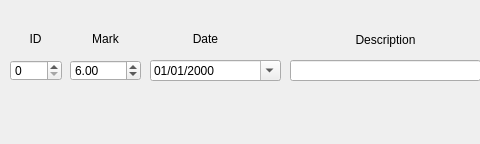
Above: sources/upMK.ui from ice-bit/registro before the change; both pictures show x 0 to 480 and y 0 to 144 of the 741 by 144 pixel window. Below: the same form after it.
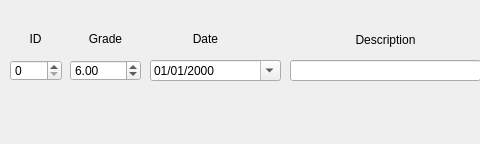
That is the form after the change. Icons and pictures are not drawn.

```diff
--- a/sources/upMK.ui
+++ b/sources/upMK.ui
@@ -86,7 +86,7 @@
      </rect>
     </property>
     <property name="text">
-     <string>Mark</string>
+     <string>Grade</string>
     </property>
     <property name="alignment">
      <set>Qt::AlignCenter</set>
```
Left out of the diff: 2 changed lines with no effect on the pictures.
